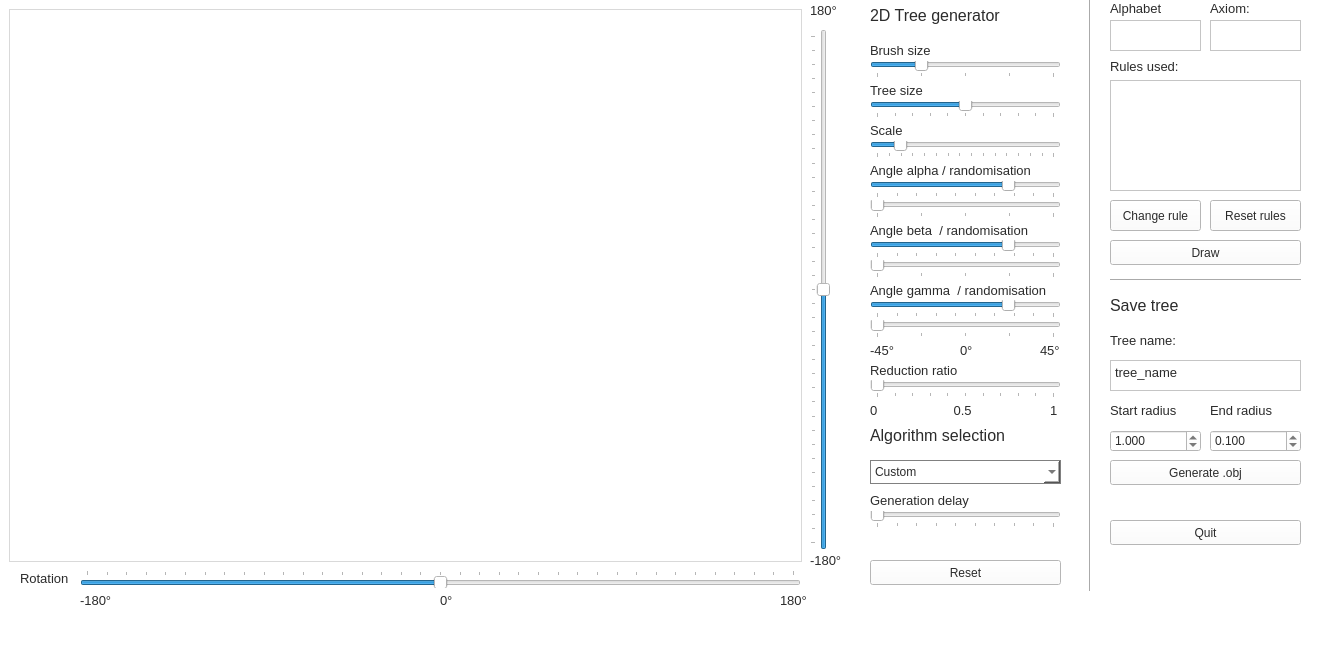
Qt form mainwindow.ui (Maxlo24/Projet_Majeure_Arbre_3D) before a commit.
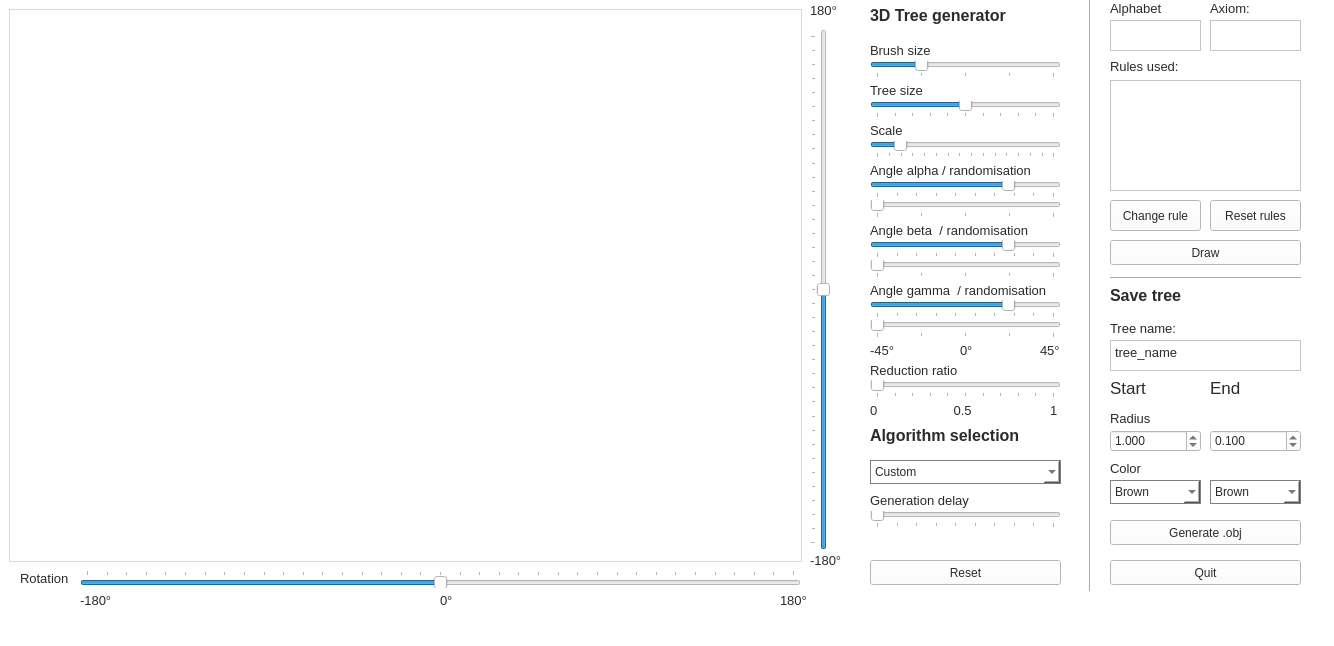
The same form after that commit.

Commit message: Color_button

Patch:
```diff
--- a/mainwindow.ui
+++ b/mainwindow.ui
@@ -25,7 +25,7 @@
     <property name="geometry">
      <rect>
       <x>1110</x>
-      <y>520</y>
+      <y>560</y>
       <width>191</width>
       <height>25</height>
      </rect>
@@ -62,6 +62,8 @@
     <property name="font">
      <font>
       <pointsize>12</pointsize>
+      <weight>75</weight>
+      <bold>true</bold>
      </font>
     </property>
     <property name="text">
@@ -179,10 +181,12 @@
     <property name="font">
      <font>
       <pointsize>12</pointsize>
+      <weight>75</weight>
+      <bold>true</bold>
      </font>
     </property>
     <property name="text">
-     <string>2D Tree generator</string>
+     <string>3D Tree generator</string>
     </property>
    </widget>
    <widget class="QSlider" name="speedSlider">
@@ -746,7 +750,7 @@
     <property name="geometry">
      <rect>
       <x>1110</x>
-      <y>460</y>
+      <y>520</y>
       <width>191</width>
       <height>25</height>
      </rect>
@@ -934,7 +938,7 @@
     <property name="geometry">
      <rect>
       <x>1110</x>
-      <y>290</y>
+      <y>280</y>
       <width>181</width>
       <height>31</height>
      </rect>
@@ -942,6 +946,8 @@
     <property name="font">
      <font>
       <pointsize>12</pointsize>
+      <weight>75</weight>
+      <bold>true</bold>
      </font>
     </property>
     <property name="text">
@@ -968,9 +974,9 @@
     <property name="geometry">
      <rect>
       <x>1110</x>
-      <y>330</y>
+      <y>320</y>
       <width>121</width>
-      <height>21</height>
+      <height>16</height>
      </rect>
     </property>
     <property name="font">
@@ -986,7 +992,7 @@
     <property name="geometry">
      <rect>
       <x>1110</x>
-      <y>360</y>
+      <y>340</y>
       <width>191</width>
       <height>31</height>
      </rect>
@@ -995,7 +1001,7 @@
      <string>&lt;!DOCTYPE HTML PUBLIC &quot;-//W3C//DTD HTML 4.0//EN&quot; &quot;http://www.w3.org/TR/REC-html40/strict.dtd&quot;&gt;
 &lt;html&gt;&lt;head&gt;&lt;meta name=&quot;qrichtext&quot; content=&quot;1&quot; /&gt;&lt;style type=&quot;text/css&quot;&gt;
 p, li { white-space: pre-wrap; }
-&lt;/style&gt;&lt;/head&gt;&lt;body style=&quot; font-family:'MS Shell Dlg 2'; font-size:7.8pt; font-weight:400; font-style:normal;&quot;&gt;
+&lt;/style&gt;&lt;/head&gt;&lt;body style=&quot; font-family:'MS Shell Dlg 2'; font-size:8.25pt; font-weight:400; font-style:normal;&quot;&gt;
 &lt;p style=&quot; margin-top:0px; margin-bottom:0px; margin-left:0px; margin-right:0px; -qt-block-indent:0; text-indent:0px;&quot;&gt;&lt;span style=&quot; font-size:10pt;&quot;&gt;tree_name&lt;/span&gt;&lt;/p&gt;&lt;/body&gt;&lt;/html&gt;</string>
     </property>
    </widget>
@@ -1005,7 +1011,7 @@
       <x>1110</x>
       <y>270</y>
       <width>191</width>
-      <height>21</height>
+      <height>16</height>
      </rect>
     </property>
     <property name="orientation">
@@ -1276,39 +1282,18 @@
     <property name="geometry">
      <rect>
       <x>1110</x>
-      <y>400</y>
-      <width>71</width>
-      <height>21</height>
+      <y>380</y>
+      <width>41</width>
+      <height>16</height>
      </rect>
     </property>
     <property name="font">
      <font>
-      <pointsize>10</pointsize>
+      <pointsize>13</pointsize>
      </font>
     </property>
     <property name="text">
-     <string>Start radius</string>
-    </property>
-   </widget>
-   <widget class="QLabel" name="Partie_Algo_6">
-    <property name="enabled">
-     <bool>false</bool>
-    </property>
-    <property name="geometry">
-     <rect>
-      <x>1210</x>
-      <y>400</y>
-      <width>71</width>
-      <height>21</height>
-     </rect>
-    </property>
-    <property name="font">
-     <font>
-      <pointsize>10</pointsize>
-     </font>
-    </property>
-    <property name="text">
-     <string>End radius</string>
+     <string>Start</string>
     </property>
    </widget>
    <widget class="QLabel" name="Partie_Algo_7">
@@ -1353,6 +1338,168 @@
      <string>Axiom:</string>
     </property>
    </widget>
+   <widget class="QComboBox" name="Start_color_select">
+    <property name="geometry">
+     <rect>
+      <x>1110</x>
+      <y>480</y>
+      <width>91</width>
+      <height>24</height>
+     </rect>
+    </property>
+    <property name="styleSheet">
+     <string notr="true">border: 1px solid grey;</string>
+    </property>
+    <item>
+     <property name="text">
+      <string>Brown</string>
+     </property>
+    </item>
+    <item>
+     <property name="text">
+      <string>Green</string>
+     </property>
+    </item>
+    <item>
+     <property name="text">
+      <string>khaki green</string>
+     </property>
+    </item>
+    <item>
+     <property name="text">
+      <string>cyan</string>
+     </property>
+    </item>
+    <item>
+     <property name="text">
+      <string>purple</string>
+     </property>
+    </item>
+    <item>
+     <property name="text">
+      <string>White</string>
+     </property>
+    </item>
+    <item>
+     <property name="text">
+      <string>Black</string>
+     </property>
+    </item>
+   </widget>
+   <widget class="QComboBox" name="End_color_select">
+    <property name="geometry">
+     <rect>
+      <x>1210</x>
+      <y>480</y>
+      <width>91</width>
+      <height>24</height>
+     </rect>
+    </property>
+    <property name="styleSheet">
+     <string notr="true">border: 1px solid grey;</string>
+    </property>
+    <property name="currentIndex">
+     <number>0</number>
+    </property>
+    <item>
+     <property name="text">
+      <string>Brown</string>
+     </property>
+    </item>
+    <item>
+     <property name="text">
+      <string>Green</string>
+     </property>
+    </item>
+    <item>
+     <property name="text">
+      <string>khaki green</string>
+     </property>
+    </item>
+    <item>
+     <property name="text">
+      <string>cyan</string>
+     </property>
+    </item>
+    <item>
+     <property name="text">
+      <string>purple</string>
+     </property>
+    </item>
+    <item>
+     <property name="text">
+      <string>White</string>
+     </property>
+    </item>
+    <item>
+     <property name="text">
+      <string>Black</string>
+     </property>
+    </item>
+   </widget>
+   <widget class="QLabel" name="Partie_Algo_6">
+    <property name="enabled">
+     <bool>false</bool>
+    </property>
+    <property name="geometry">
+     <rect>
+      <x>1210</x>
+      <y>380</y>
+      <width>41</width>
+      <height>16</height>
+     </rect>
+    </property>
+    <property name="font">
+     <font>
+      <pointsize>13</pointsize>
+     </font>
+    </property>
+    <property name="text">
+     <string>End</string>
+    </property>
+   </widget>
+   <widget class="QLabel" name="Partie_Algo_9">
+    <property name="enabled">
+     <bool>false</bool>
+    </property>
+    <property name="geometry">
+     <rect>
+      <x>1110</x>
+      <y>410</y>
+      <width>71</width>
+      <height>16</height>
+     </rect>
+    </property>
+    <property name="font">
+     <font>
+      <pointsize>10</pointsize>
+     </font>
+    </property>
+    <property name="text">
+     <string>Radius</string>
+    </property>
+   </widget>
+   <widget class="QLabel" name="Partie_Algo_10">
+    <property name="enabled">
+     <bool>false</bool>
+    </property>
+    <property name="geometry">
+     <rect>
+      <x>1110</x>
+      <y>460</y>
+      <width>71</width>
+      <height>16</height>
+     </rect>
+    </property>
+    <property name="font">
+     <font>
+      <pointsize>10</pointsize>
+     </font>
+    </property>
+    <property name="text">
+     <string>Color</string>
+    </property>
+   </widget>
    <zorder>verticalFrame_2</zorder>
    <zorder>quitButton</zorder>
    <zorder>verticalLayoutWidget</zorder>
```
Left out of the diff: 6 changed lines with no effect on the pictures. The commit also changes 3 other files.
